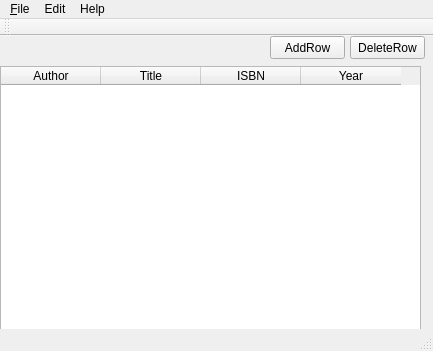
The window that mainwindow.ui (tristamu/Mineur1_project) describes before a commit, drawn with Qt 5.
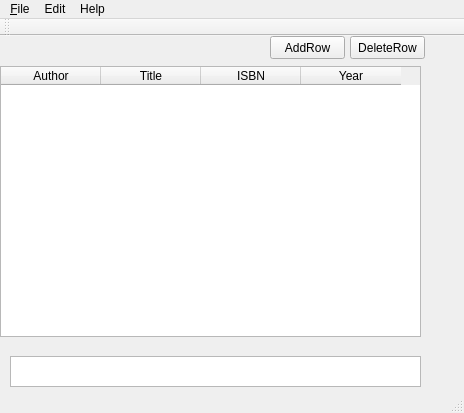
The same window after the commit.

The edit to the form file:
```diff
--- a/mainwindow.ui
+++ b/mainwindow.ui
@@ -6,8 +6,8 @@
    <rect>
     <x>0</x>
     <y>0</y>
-    <width>433</width>
-    <height>351</height>
+    <width>464</width>
+    <height>413</height>
    </rect>
   </property>
   <property name="windowTitle">
@@ -89,13 +89,23 @@
      <string>DeleteRow</string>
     </property>
    </widget>
+   <widget class="QTextEdit" name="textEdit">
+    <property name="geometry">
+     <rect>
+      <x>10</x>
+      <y>320</y>
+      <width>411</width>
+      <height>31</height>
+     </rect>
+    </property>
+   </widget>
   </widget>
   <widget class="QMenuBar" name="menuBar">
    <property name="geometry">
     <rect>
      <x>0</x>
      <y>0</y>
-     <width>433</width>
+     <width>464</width>
      <height>21</height>
     </rect>
    </property>
```
Left out of the diff: 46 changed lines with no effect on the pictures.
